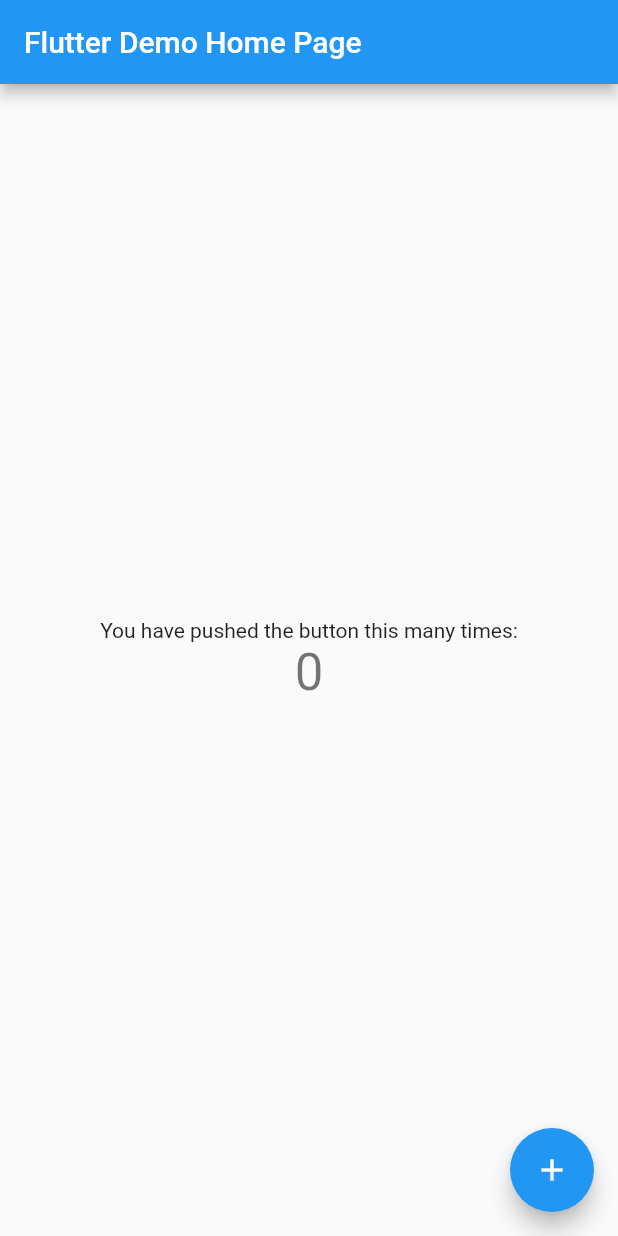
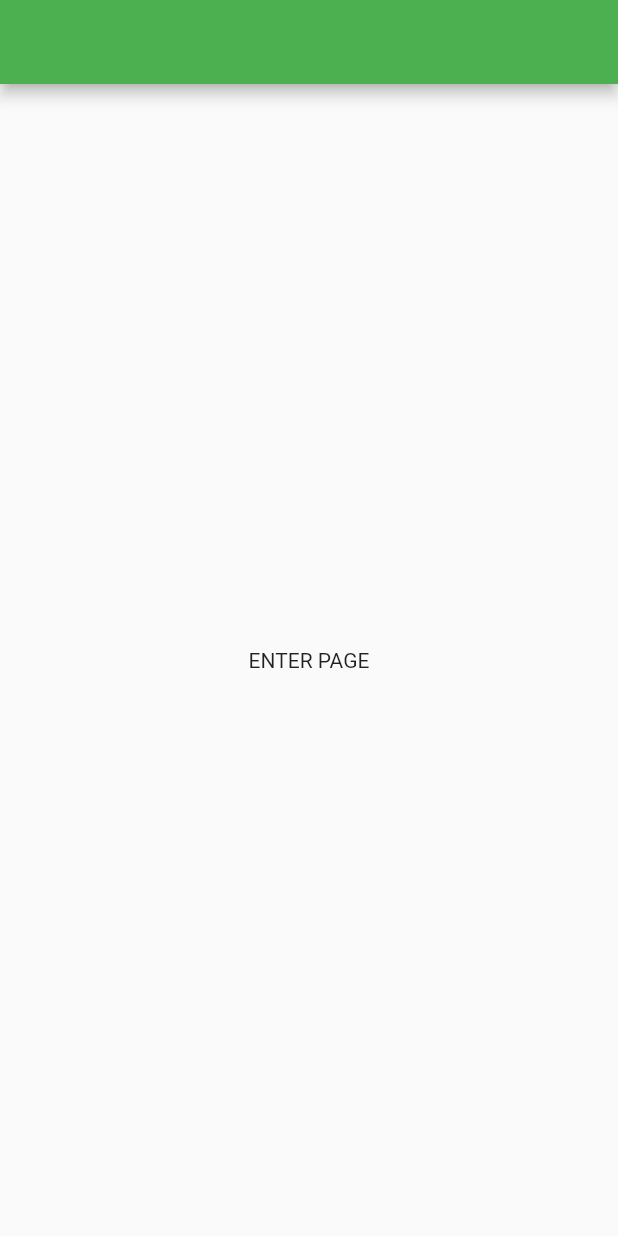
Before and after one commit to RickMartian/congreven, a Flutter app: the screen it shows after launch, on a phone screen of 412 x 824 dp. Run offline on Flutter 3.47's test engine with Material 2 defaults, Android fonts, the phone set to English and light mode, and no system bars; our stand-ins replace mobx; generated files the repository leaves out were written again.

```diff
--- a/congreven_app/lib/main.dart
+++ b/congreven_app/lib/main.dart
@@ -1,117 +1,33 @@
+import 'package:congreven_app/pages/enter_page/enter_page.dart';
+import 'package:congreven_app/pages/login_page/login_page_controller.dart';
+import 'package:congreven_app/pages/register_page/register_page_controller.dart';
 import 'package:flutter/material.dart';
+import 'package:provider/provider.dart';
 
 void main() {
   runApp(MyApp());
 }
 
 class MyApp extends StatelessWidget {
-  // This widget is the root of your application.
   @override
   Widget build(BuildContext context) {
-    return MaterialApp(
-      title: 'Flutter Demo',
-      theme: ThemeData(
-        // This is the theme of your application.
-        //
-        // Try running your application with "flutter run". You'll see the
-        // application has a blue toolbar. Then, without quitting the app, try
-        // changing the primarySwatch below to Colors.green and then invoke
-        // "hot reload" (press "r" in the console where you ran "flutter run",
-        // or simply save your changes to "hot reload" in a Flutter IDE).
-        // Notice that the counter didn't reset back to zero; the application
-        // is not restarted.
-        primarySwatch: Colors.blue,
-        // This makes the visual density adapt to the platform that you run
-        // the app on. For desktop platforms, the controls will be smaller and
-        // closer together (more dense) than on mobile platforms.
-        visualDensity: VisualDensity.adaptivePlatformDensity,
+    return MultiProvider(
+      providers: [
+        Provider(
+          create: (_) => LoginPageController(),
+        ),
+        Provider(
+          create: (_) => RegisterPageController(),
+        ),
+      ],
+      child: MaterialApp(
+        title: 'Congreven',
+        theme: ThemeData(
+          primarySwatch: Colors.green,
+          visualDensity: VisualDensity.adaptivePlatformDensity,
+        ),
+        home: EnterPage(),
       ),
-      home: MyHomePage(title: 'Flutter Demo Home Page'),
     );
   }
 }
-
-class MyHomePage extends StatefulWidget {
-  MyHomePage({Key key, this.title}) : super(key: key);
-
-  // This widget is the home page of your application. It is stateful, meaning
-  // that it has a State object (defined below) that contains fields that affect
-  // how it looks.
-
-  // This class is the configuration for the state. It holds the values (in this
-  // case the title) provided by the parent (in this case the App widget) and
-  // used by the build method of the State. Fields in a Widget subclass are
-  // always marked "final".
-
-  final String title;
-
-  @override
-  _MyHomePageState createState() => _MyHomePageState();
-}
-
-class _MyHomePageState extends State<MyHomePage> {
-  int _counter = 0;
-
-  void _incrementCounter() {
-    setState(() {
-      // This call to setState tells the Flutter framework that something has
-      // changed in this State, which causes it to rerun the build method below
-      // so that the display can reflect the updated values. If we changed
-      // _counter without calling setState(), then the build method would not be
-      // called again, and so nothing would appear to happen.
-      _counter++;
-    });
-  }
-
-  @override
-  Widget build(BuildContext context) {
-    // This method is rerun every time setState is called, for instance as done
-    // by the _incrementCounter method above.
-    //
-    // The Flutter framework has been optimized to make rerunning build methods
-    // fast, so that you can just rebuild anything that needs updating rather
-    // than having to individually change instances of widgets.
-    return Scaffold(
-      appBar: AppBar(
-        // Here we take the value from the MyHomePage object that was created by
-        // the App.build method, and use it to set our appbar title.
-        title: Text(widget.title),
-      ),
-      body: Center(
-        // Center is a layout widget. It takes a single child and positions it
-        // in the middle of the parent.
-        child: Column(
-          // Column is also a layout widget. It takes a list of children and
-          // arranges them vertically. By default, it sizes itself to fit its
-          // children horizontally, and tries to be as tall as its parent.
-          //
-          // Invoke "debug painting" (press "p" in the console, choose the
-          // "Toggle Debug Paint" action from the Flutter Inspector in Android
-          // Studio, or the "Toggle Debug Paint" command in Visual Studio Code)
-          // to see the wireframe for each widget.
-          //
-          // Column has various properties to control how it sizes itself and
-          // how it positions its children. Here we use mainAxisAlignment to
-          // center the children vertically; the main axis here is the vertical
-          // axis because Columns are vertical (the cross axis would be
-          // horizontal).
-          mainAxisAlignment: MainAxisAlignment.center,
-          children: <Widget>[
-            Text(
-              'You have pushed the button this many times:',
-            ),
-            Text(
-              '$_counter',
-              style: Theme.of(context).textTheme.headline4,
-            ),
-          ],
-        ),
-      ),
-      floatingActionButton: FloatingActionButton(
-        onPressed: _incrementCounter,
-        tooltip: 'Increment',
-        child: Icon(Icons.add),
-      ), // This trailing comma makes auto-formatting nicer for build methods.
-    );
-  }
-}
--- /dev/null
+++ b/congreven_app/lib/pages/enter_page/enter_page.dart
@@ -0,0 +1,15 @@
+import 'package:flutter/material.dart';
+
+class EnterPage extends StatelessWidget {
+  @override
+  Widget build(BuildContext context) {
+    return Scaffold(
+      appBar: AppBar(),
+      body: Container(
+        child: Center(
+          child: Text("ENTER PAGE"),
+        ),
+      ),
+    );
+  }
+}
--- /dev/null
+++ b/congreven_app/lib/pages/login_page/login_page_controller.dart
@@ -0,0 +1,6 @@
+import 'package:mobx/mobx.dart';
+part 'login_page_controller.g.dart';
+
+class LoginPageController = _LoginPageControllerBase with _$LoginPageController;
+
+abstract class _LoginPageControllerBase with Store {}
--- /dev/null
+++ b/congreven_app/lib/pages/register_page/register_page_controller.dart
@@ -0,0 +1,7 @@
+import 'package:mobx/mobx.dart';
+part 'register_page_controller.g.dart';
+
+class RegisterPageController = _RegisterPageControllerBase
+    with _$RegisterPageController;
+
+abstract class _RegisterPageControllerBase with Store {}
```
Also changed, not shown: congreven_app/lib/pages/login_page/login_page.dart (added, +12 -0 lines), congreven_app/lib/pages/register_page/register_page.dart (added, +12 -0 lines), congreven_app/pubspec.yaml (+8 -0 lines), congreven_app/lib/pages/login_page/login_page_controller.g.dart (added), congreven_app/lib/pages/register_page/register_page_controller.g.dart (added), congreven_app/pubspec.lock, 1 other file.
